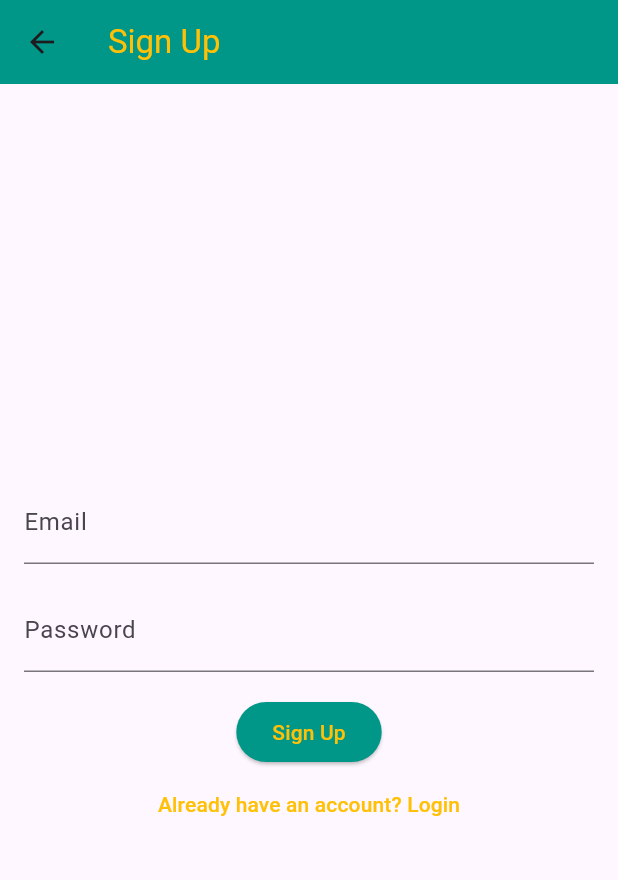
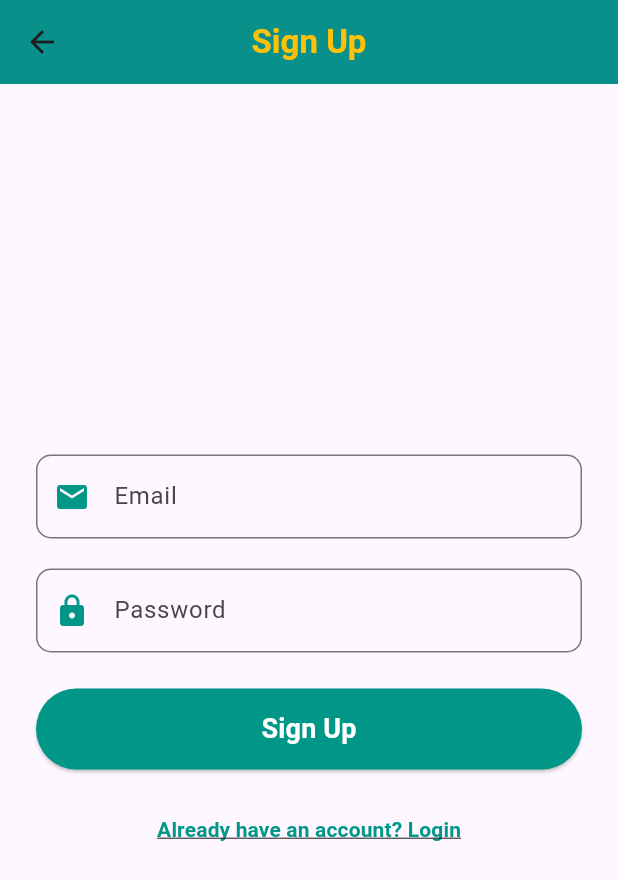
Before and after one commit to zyx721/E-ServicesHub, a Flutter app: the LoginPage screen opened directly, after a tap on "Login", after a tap on "Don’t have an account? Sign up", on a phone screen of 412 x 824 dp. Shown: the top 880 px of the screen. Run offline on Flutter 3.47's test engine with Material 3 defaults, Android fonts, the phone set to English and light mode, and no system bars.

Commit message:
added some style to the login and signin
added some additional styling

```diff
--- a/code/frontend/lib/pages/login_page.dart
+++ b/code/frontend/lib/pages/login_page.dart
@@ -40,23 +40,34 @@
   Widget build(BuildContext context) {
     return Scaffold(
       appBar: AppBar(
-        backgroundColor:  Colors.teal,
-         title: Text('Login',
-         style: TextStyle(
-          color: Colors.amber
-         ),
-       ),
+        backgroundColor: Colors.teal,
+        title: Text(
+          'Login',
+          style: TextStyle(
+            color: Colors.amber,
+            fontWeight: FontWeight.bold,
+          ),
+        ),
+        centerTitle: true,
+        elevation: 4,
       ),
       body: Padding(
-        padding: EdgeInsets.all(16.0),
+        padding: const EdgeInsets.all(24.0),
         child: Form(
           key: _formKey,
           child: Column(
             mainAxisAlignment: MainAxisAlignment.center,
+            crossAxisAlignment: CrossAxisAlignment.stretch,
             children: [
               TextFormField(
                 controller: emailController,
-                decoration: InputDecoration(labelText: 'Email'),
+                decoration: InputDecoration(
+                  labelText: 'Email',
+                  border: OutlineInputBorder(
+                    borderRadius: BorderRadius.circular(10),
+                  ),
+                  prefixIcon: Icon(Icons.email, color: Colors.teal),
+                ),
                 validator: (value) {
                   if (value == null || value.isEmpty) {
                     return 'Please enter your email';
@@ -66,11 +77,17 @@
                   return null;
                 },
               ),
-              SizedBox(height: 16),
+              SizedBox(height: 20),
               TextFormField(
                 controller: passwordController,
                 obscureText: true,
-                decoration: InputDecoration(labelText: 'Password'),
+                decoration: InputDecoration(
+                  labelText: 'Password',
+                  border: OutlineInputBorder(
+                    borderRadius: BorderRadius.circular(10),
+                  ),
+                  prefixIcon: Icon(Icons.lock, color: Colors.teal),
+                ),
                 validator: (value) {
                   if (value == null || value.isEmpty) {
                     return 'Please enter your password';
@@ -78,17 +95,26 @@
                   return null;
                 },
               ),
-              SizedBox(height: 16),
+              SizedBox(height: 24),
               ElevatedButton(
                 style: ElevatedButton.styleFrom(
-                      backgroundColor: Colors.teal,
+                  padding: EdgeInsets.symmetric(vertical: 14),
+                  shape: RoundedRectangleBorder(
+                    borderRadius: BorderRadius.circular(30),
+                  ),
+                  backgroundColor: Colors.teal,
                 ),
                 onPressed: () => _login(context),
-                child: Text('Login',
-                style: TextStyle(color: Colors.amber
-                 ),
+                child: Text(
+                  'Login',
+                  style: TextStyle(
+                    color: Colors.white,
+                    fontSize: 18,
+                    fontWeight: FontWeight.bold,
+                  ),
                 ),
               ),
+              SizedBox(height: 16),
               TextButton(
                 onPressed: () {
                   // Navigate to the Sign-Up page
@@ -97,7 +123,14 @@
                     MaterialPageRoute(builder: (context) => SignUpPage()),
                   );
                 },
-                child: Text('Don’t have an account? Sign up',style: TextStyle(color: Colors.amber),),
+                child: Text(
+                  'Don’t have an account? Sign up',
+                  style: TextStyle(
+                    color: Colors.teal,
+                    fontWeight: FontWeight.w600,
+                    decoration: TextDecoration.underline,
+                  ),
+                ),
               ),
             ],
           ),
--- a/code/frontend/lib/pages/signup_page.dart
+++ b/code/frontend/lib/pages/signup_page.dart
@@ -38,22 +38,33 @@
     return Scaffold(
       appBar: AppBar(
         backgroundColor: Colors.teal,
-        title: Text('Sign Up',
-        style: TextStyle(
-          color: Colors.amber
+        title: Text(
+          'Sign Up',
+          style: TextStyle(
+            color: Colors.amber,
+            fontWeight: FontWeight.bold,
+          ),
         ),
-        )),
-
+        centerTitle: true,
+        elevation: 4,
+      ),
       body: Padding(
-        padding: EdgeInsets.all(16.0),
+        padding: const EdgeInsets.all(24.0),
         child: Form(
           key: _formKey,
           child: Column(
             mainAxisAlignment: MainAxisAlignment.center,
+            crossAxisAlignment: CrossAxisAlignment.stretch,
             children: [
               TextFormField(
                 controller: emailController,
-                decoration: InputDecoration(labelText: 'Email'),
+                decoration: InputDecoration(
+                  labelText: 'Email',
+                  border: OutlineInputBorder(
+                    borderRadius: BorderRadius.circular(10),
+                  ),
+                  prefixIcon: Icon(Icons.email, color: Colors.teal),
+                ),
                 validator: (value) {
                   if (value == null || value.isEmpty) {
                     return 'Please enter your email';
@@ -63,11 +74,17 @@
                   return null;
                 },
               ),
-              SizedBox(height: 16),
+              SizedBox(height: 20),
               TextFormField(
                 controller: passwordController,
                 obscureText: true,
-                decoration: InputDecoration(labelText: 'Password'),
+                decoration: InputDecoration(
+                  labelText: 'Password',
+                  border: OutlineInputBorder(
+                    borderRadius: BorderRadius.circular(10),
+                  ),
+                  prefixIcon: Icon(Icons.lock, color: Colors.teal),
+                ),
                 validator: (value) {
                   if (value == null || value.isEmpty) {
                     return 'Please enter your password';
@@ -77,26 +94,38 @@
                   return null;
                 },
               ),
-              SizedBox(height: 16),
+              SizedBox(height: 24),
               ElevatedButton(
                 style: ElevatedButton.styleFrom(
+                  padding: EdgeInsets.symmetric(vertical: 14),
+                  shape: RoundedRectangleBorder(
+                    borderRadius: BorderRadius.circular(30),
+                  ),
                   backgroundColor: Colors.teal,
                 ),
                 onPressed: () => _signUp(context),
-                child: Text('Sign Up',
-                style: TextStyle(color: Colors.amber
-                 ),
+                child: Text(
+                  'Sign Up',
+                  style: TextStyle(
+                    color: Colors.white,
+                    fontSize: 18,
+                    fontWeight: FontWeight.bold,
+                  ),
                 ),
               ),
+              SizedBox(height: 16),
               TextButton(
                 onPressed: () {
                   // Navigate to the Login page
                   Navigator.pop(context);
                 },
-                child: Text('Already have an account? Login',
-                style: TextStyle(color: Colors.amber
-                 ),
-
+                child: Text(
+                  'Already have an account? Login',
+                  style: TextStyle(
+                    color: Colors.teal,
+                    fontWeight: FontWeight.w600,
+                    decoration: TextDecoration.underline,
+                  ),
                 ),
               ),
             ],
--- a/code/frontend/lib/services/api_service.dart
+++ b/code/frontend/lib/services/api_service.dart
@@ -3,7 +3,7 @@
 import 'package:http/http.dart' as http;
 
 class ApiService {
-  final String baseUrl = 'http://192.168.153.163:5000/api/auth'; // Replace with your backend URL
+  final String baseUrl = 'http://192.168.45.163:5000/api/auth'; // Replace with your backend URL
 
   // Sign-Up Function
   Future<Map<String, dynamic>> signUp(String email, String password) async {
```
Also changed, not shown: 1 other file.
